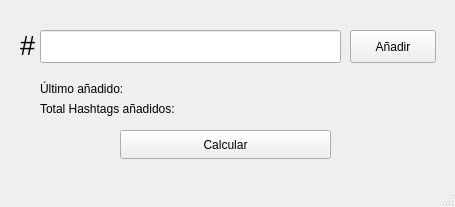
Old version of the form GUI.ui in the repository gpcarlos/Knowledge-Discovery-in-Twitter-Databases.
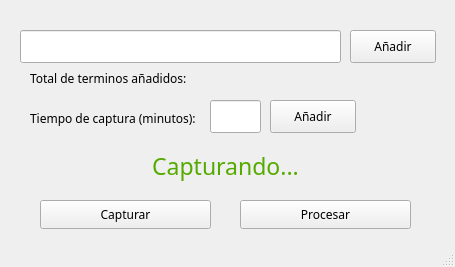
New version of the form.

Patch:
```diff
--- a/GUI.ui
+++ b/GUI.ui
@@ -7,35 +7,27 @@
     <x>0</x>
     <y>0</y>
     <width>455</width>
-    <height>207</height>
+    <height>267</height>
    </rect>
   </property>
   <property name="windowTitle">
    <string>Trabajo Final SD</string>
   </property>
   <widget class="QWidget" name="centralwidget">
-   <widget class="QLabel" name="label">
-    <property name="geometry">
-     <rect>
-      <x>20</x>
-      <y>20</y>
-      <width>41</width>
-      <height>51</height>
-     </rect>
-    </property>
-    <property name="text">
-     <string>&lt;html&gt;&lt;head/&gt;&lt;body&gt;&lt;p&gt;&lt;span style=&quot; font-size:20pt;&quot;&gt;#&lt;/span&gt;&lt;/p&gt;&lt;/body&gt;&lt;/html&gt;</string>
-    </property>
-   </widget>
    <widget class="QLineEdit" name="lineEdit">
     <property name="geometry">
      <rect>
-      <x>40</x>
+      <x>20</x>
       <y>30</y>
-      <width>301</width>
+      <width>321</width>
       <height>33</height>
      </rect>
     </property>
+    <property name="font">
+     <font>
+      <family>Droid Sans</family>
+     </font>
+    </property>
     <property name="toolTip">
      <string>&lt;html&gt;&lt;head/&gt;&lt;body&gt;&lt;p&gt;Añada aquí los Hashtags&lt;/p&gt;&lt;p&gt;&lt;br/&gt;&lt;/p&gt;&lt;/body&gt;&lt;/html&gt;</string>
     </property>
@@ -52,47 +44,183 @@
       <height>33</height>
      </rect>
     </property>
+    <property name="font">
+     <font>
+      <family>Droid Sans</family>
+     </font>
+    </property>
     <property name="text">
      <string>Añadir</string>
     </property>
    </widget>
-   <widget class="QLabel" name="label_2">
-    <property name="geometry">
-     <rect>
-      <x>40</x>
-      <y>80</y>
-      <width>391</width>
-      <height>17</height>
-     </rect>
-    </property>
-    <property name="text">
-     <string>Último añadido: </string>
-    </property>
-   </widget>
    <widget class="QLabel" name="label_3">
     <property name="geometry">
      <rect>
-      <x>40</x>
-      <y>100</y>
-      <width>391</width>
+      <x>30</x>
+      <y>70</y>
+      <width>361</width>
       <height>17</height>
      </rect>
     </property>
+    <property name="font">
+     <font>
+      <family>Droid Sans</family>
+     </font>
+    </property>
     <property name="text">
-     <string>Total Hashtags añadidos: </string>
+     <string>Total de terminos añadidos: </string>
     </property>
    </widget>
    <widget class="QPushButton" name="pushButton_2">
     <property name="geometry">
      <rect>
-      <x>120</x>
-      <y>130</y>
-      <width>211</width>
+      <x>40</x>
+      <y>200</y>
+      <width>171</width>
       <height>29</height>
      </rect>
     </property>
+    <property name="font">
+     <font>
+      <family>Droid Sans</family>
+     </font>
+    </property>
     <property name="text">
-     <string>Calcular</string>
+     <string>Capturar</string>
+    </property>
+   </widget>
+   <widget class="QPushButton" name="pushButton_3">
+    <property name="geometry">
+     <rect>
+      <x>240</x>
+      <y>200</y>
+      <width>171</width>
+      <height>29</height>
+     </rect>
+    </property>
+    <property name="font">
+     <font>
+      <family>Droid Sans</family>
+     </font>
+    </property>
+    <property name="text">
+     <string>Procesar</string>
+    </property>
+   </widget>
+   <widget class="QLineEdit" name="lineEdit_2">
+    <property name="geometry">
+     <rect>
+      <x>210</x>
+      <y>100</y>
+      <width>51</width>
+      <height>33</height>
+     </rect>
+    </property>
+    <property name="font">
+     <font>
+      <family>Droid Sans</family>
+     </font>
+    </property>
+    <property name="text">
+     <string/>
+    </property>
+   </widget>
+   <widget class="QLabel" name="label">
+    <property name="geometry">
+     <rect>
+      <x>30</x>
+      <y>110</y>
+      <width>181</width>
+      <height>17</height>
+     </rect>
+    </property>
+    <property name="font">
+     <font>
+      <family>Droid Sans</family>
+     </font>
+    </property>
+    <property name="text">
+     <string>Tiempo de captura (minutos):</string>
+    </property>
+   </widget>
+   <widget class="QPushButton" name="pushButton_4">
+    <property name="geometry">
+     <rect>
+      <x>270</x>
+      <y>100</y>
+      <width>86</width>
+      <height>33</height>
+     </rect>
+    </property>
+    <property name="font">
+     <font>
+      <family>Droid Sans</family>
+     </font>
+    </property>
+    <property name="text">
+     <string>Añadir</string>
+    </property>
+   </widget>
+   <widget class="QLabel" name="label_4">
+    <property name="geometry">
+     <rect>
+      <x>0</x>
+      <y>150</y>
+      <width>451</width>
+      <height>31</height>
+     </rect>
+    </property>
+    <property name="palette">
+     <palette>
+      <active>
+       <colorrole role="WindowText">
+        <brush brushstyle="SolidPattern">
+         <color alpha="255">
+          <red>85</red>
+          <green>170</green>
+          <blue>0</blue>
+         </color>
+        </brush>
+       </colorrole>
+      </active>
+      <inactive>
+       <colorrole role="WindowText">
+        <brush brushstyle="SolidPattern">
+         <color alpha="255">
+          <red>85</red>
+          <green>170</green>
+          <blue>0</blue>
+         </color>
+        </brush>
+       </colorrole>
+      </inactive>
+      <disabled>
+       <colorrole role="WindowText">
+        <brush brushstyle="SolidPattern">
+         <color alpha="255">
+          <red>148</red>
+          <green>148</green>
+          <blue>148</blue>
+         </color>
+        </brush>
+       </colorrole>
+      </disabled>
+     </palette>
+    </property>
+    <property name="font">
+     <font>
+      <family>Droid Sans</family>
+      <pointsize>17</pointsize>
+     </font>
+    </property>
+    <property name="layoutDirection">
+     <enum>Qt::RightToLeft</enum>
+    </property>
+    <property name="text">
+     <string>Capturando...</string>
+    </property>
+    <property name="alignment">
+     <set>Qt::AlignCenter</set>
     </property>
    </widget>
   </widget>
```
